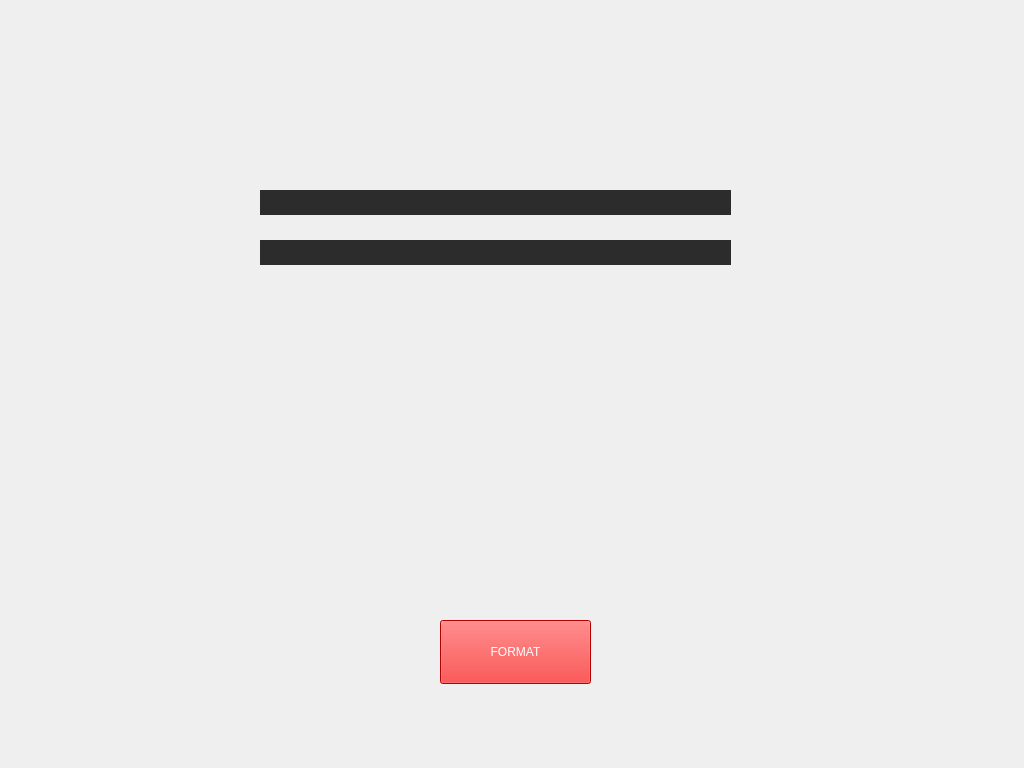
This is HARD_DETECTION/mainwindow.ui in ShameBidar/HARD_DETECTION as Qt 5 draws it before an edit. The edited form follows.
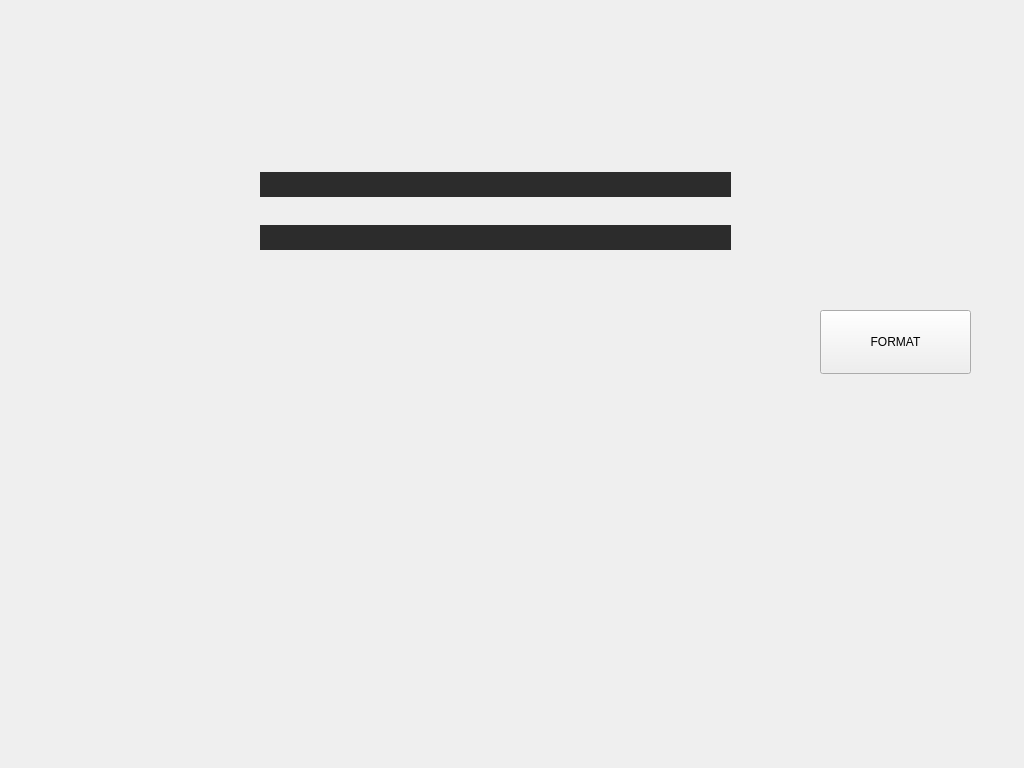
This is the edited form. Icons and pictures are not drawn.

```diff
--- a/HARD_DETECTION/mainwindow.ui
+++ b/HARD_DETECTION/mainwindow.ui
@@ -23,8 +23,8 @@
    <widget class="QLabel" name="lbl_filesys">
     <property name="geometry">
      <rect>
-      <x>690</x>
-      <y>457</y>
+      <x>680</x>
+      <y>570</y>
       <width>230</width>
       <height>30</height>
      </rect>
@@ -38,7 +38,7 @@
      </font>
     </property>
     <property name="styleSheet">
-     <string notr="true">color: rgb(63, 169, 245);
+     <string notr="true">color: rgb(206,206,206);
 </string>
     </property>
     <property name="text">
@@ -48,8 +48,8 @@
    <widget class="QLabel" name="lbl_device">
     <property name="geometry">
      <rect>
-      <x>690</x>
-      <y>509</y>
+      <x>660</x>
+      <y>620</y>
       <width>230</width>
       <height>30</height>
      </rect>
@@ -63,7 +63,7 @@
      </font>
     </property>
     <property name="styleSheet">
-     <string notr="true">color: rgb(63, 169, 245);
+     <string notr="true">color: rgb(206,206,206);
 </string>
     </property>
     <property name="text">
@@ -74,7 +74,7 @@
     <property name="geometry">
      <rect>
       <x>260</x>
-      <y>190</y>
+      <y>172</y>
       <width>471</width>
       <height>25</height>
      </rect>
@@ -89,7 +89,7 @@
     </property>
     <property name="styleSheet">
      <string notr="true">background-color: rgb(44, 44, 44);
-color: rgb(63, 169, 245);
+color: rgb(206,206,206);
 border: 0px;</string>
     </property>
     <property name="text">
@@ -100,7 +100,7 @@
     <property name="geometry">
      <rect>
       <x>260</x>
-      <y>240</y>
+      <y>225</y>
       <width>471</width>
       <height>25</height>
      </rect>
@@ -115,7 +115,7 @@
     </property>
     <property name="styleSheet">
      <string notr="true">background-color: rgb(44, 44, 44);
-color: rgb(63, 169, 245);
+color: rgb(206,206,206);
 border: 0px;</string>
     </property>
     <property name="text">
@@ -125,15 +125,14 @@
    <widget class="QPushButton" name="btn_format">
     <property name="geometry">
      <rect>
-      <x>440</x>
-      <y>620</y>
+      <x>820</x>
+      <y>310</y>
       <width>151</width>
       <height>64</height>
      </rect>
     </property>
     <property name="styleSheet">
-     <string notr="true">background-color: rgb(255, 0, 0);
-color: rgb(255, 255, 255);</string>
+     <string notr="true"/>
     </property>
     <property name="text">
      <string>FORMAT</string>
```
